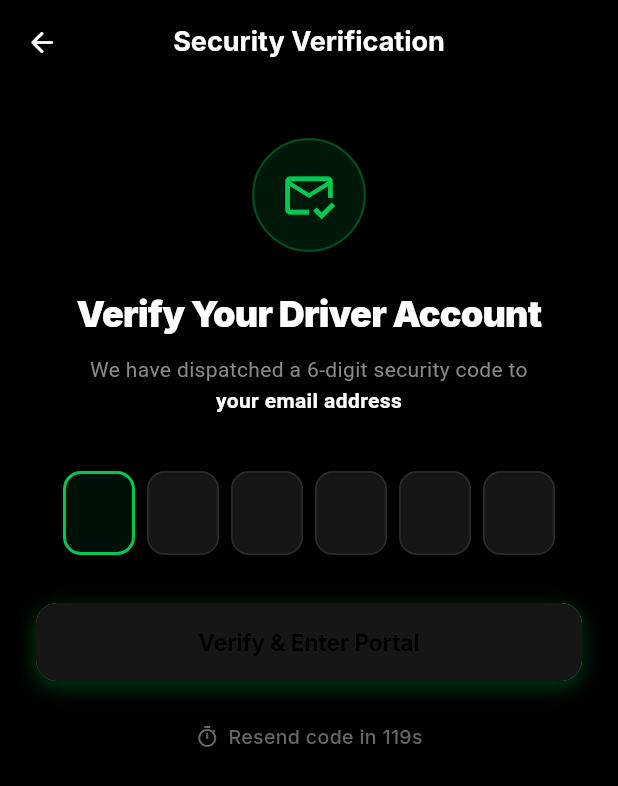
After one commit to SamyySwift/consult-app, a Flutter app: the DriverOtpScreen screen opened by its route, on a phone screen of 412 x 824 dp. The commit adds this screen. Shown: the top 786 px of the screen. Run offline on Flutter 3.47's test engine with Material 3 defaults, Android fonts, the phone set to English and light mode, and no system bars; drawn by our look-alikes of flutter_animate, pinput; our stand-ins replace dotted_border, flutter_dotenv, flutter_map, geolocator, go_router, google_fonts and 7 more; missing offline and left inert: record; accounts and stored records are empty.

Commit message:
feat: add OTP verification screen and authentication flow for drivers

```diff
--- a/consult_driver/lib/app.dart
+++ b/consult_driver/lib/app.dart
@@ -7,6 +7,7 @@ import 'features/auth/screens/splash_screen.dart';
 import 'features/auth/screens/onboarding_screen.dart';
 import 'features/auth/screens/login_screen.dart';
 import 'features/auth/screens/register_screen.dart';
+import 'features/auth/screens/otp_screen.dart';
 import 'features/shell/main_shell.dart';
 import 'features/dashboard/screens/dashboard_screen.dart';
 import 'features/jobs/screens/job_board_screen.dart';
@@ -32,6 +33,12 @@ final _router = GoRouter(
     GoRoute(
       path: AppRoutes.register,
       builder: (context, state) => const RegisterScreen(),
+    ),
+    GoRoute(
+      path: AppRoutes.otp,
+      builder: (context, state) => DriverOtpScreen(
+        email: state.uri.queryParameters['email'],
+      ),
     ),
     GoRoute(
       path: AppRoutes.activeJob,
--- a/consult_driver/lib/features/auth/providers/auth_provider.dart
+++ b/consult_driver/lib/features/auth/providers/auth_provider.dart
@@ -121,11 +121,15 @@ class AuthProvider extends ChangeNotifier {
   bool _isLoading = false;
   String? _errorMessage;
   bool _isAuthenticated = false;
+  String? _pendingEmail;
+  bool _needsOtp = false;
 
   DriverModel? get driver => _driver;
   bool get isLoading => _isLoading;
   String? get errorMessage => _errorMessage;
   bool get isAuthenticated => _isAuthenticated;
+  String? get pendingEmail => _pendingEmail;
+  bool get needsOtp => _needsOtp;
 
   AuthProvider() {
     _initSession();
@@ -176,6 +180,16 @@ class AuthProvider extends ChangeNotifier {
         'password': password,
       });
 
+      if (res.data != null && (res.data as Map<String, dynamic>)['requiresOtp'] == true) {
+        _pendingEmail = email.trim();
+        _needsOtp = true;
+        _errorMessage = (res.data as Map<String, dynamic>)['error'] ??
+            'Verification required. Code sent to your email.';
+        _isLoading = false;
+        notifyListeners();
+        return false;
+      }
+
       if (res.isSuccess && res.data != null) {
         final data = res.data as Map<String, dynamic>;
         final token = data['token'] as String?;
@@ -201,6 +215,8 @@ class AuthProvider extends ChangeNotifier {
           }
         }
 
+        _pendingEmail = null;
+        _needsOtp = false;
         _isAuthenticated = true;
         _isLoading = false;
         notifyListeners();
@@ -246,6 +262,15 @@ class AuthProvider extends ChangeNotifier {
 
       if (res.isSuccess && res.data != null) {
         final data = res.data as Map<String, dynamic>;
+
+        if (data['requiresOtp'] == true) {
+          _pendingEmail = email.trim();
+          _needsOtp = true;
+          _isLoading = false;
+          notifyListeners();
+          return true;
+        }
+
         final token = data['token'] as String?;
         await ApiClient.instance.setToken(token);
 
@@ -280,14 +305,89 @@ class AuthProvider extends ChangeNotifier {
     return false;
   }
 
-  Future<bool> verifyOtp(String otp) async {
+  Future<bool> verifyOtp(String otp, {String? email}) async {
     _isLoading = true;
+    _errorMessage = null;
     notifyListeners();
-    await Future.delayed(const Duration(milliseconds: 600));
-    final success = otp.length == 6;
+
+    final targetEmail = (email ?? _pendingEmail ?? _driver?.email ?? '').trim();
+    if (targetEmail.isEmpty) {
+      _errorMessage = 'No email associated with this verification attempt';
+      _isLoading = false;
+      notifyListeners();
+      return false;
+    }
+
+    try {
+      final res = await ApiClient.instance.post('/api/driver/verify-otp', {
+        'email': targetEmail,
+        'otp': otp.trim(),
+      });
+
+      if (res.isSuccess && res.data != null) {
+        final data = res.data as Map<String, dynamic>;
+        final token = data['token'] as String?;
+        await ApiClient.instance.setToken(token);
+
+        if (data['driver'] != null) {
+          _driver = DriverModel.fromJson(data['driver'] as Map<String, dynamic>);
+        }
+
+        final prefs = await SharedPreferences.getInstance();
+        await prefs.setBool('driver_logged_in', true);
+        if (_driver != null) {
+          await prefs.setString('driver_id', _driver!.id);
+          await prefs.setString('driver_email', _driver!.email);
+          await prefs.setString('driver_first_name', _driver!.firstName);
+          await prefs.setString('driver_last_name', _driver!.lastName);
+          await prefs.setString('driver_phone', _driver!.phone);
+          if (_driver!.licenseNumber != null) {
+            await prefs.setString('driver_license', _driver!.licenseNumber!);
+          }
+          if (_driver!.vehiclePlate != null) {
+            await prefs.setString('driver_plate', _driver!.vehiclePlate!);
+          }
+        }
+
+        _pendingEmail = null;
+        _needsOtp = false;
+        _isAuthenticated = true;
+        _isLoading = false;
+        notifyListeners();
+        return true;
+      } else {
+        _errorMessage = res.errorMessage ?? 'Invalid verification code';
+      }
+    } catch (e) {
+      debugPrint('Driver OTP verify error: $e');
+      _errorMessage = e.toString();
+    }
+
     _isLoading = false;
     notifyListeners();
-    return success;
+    return false;
+  }
+
+  Future<bool> resendOtp(String email) async {
+    _isLoading = true;
+    _errorMessage = null;
+    notifyListeners();
+
+    try {
+      final res = await ApiClient.instance.post('/api/driver/resend-otp', {
+        'email': email.trim(),
+      });
+
+      _isLoading = false;
+      notifyListeners();
+      return res.isSuccess;
+    } catch (e) {
+      debugPrint('Driver resend OTP error: $e');
+      _errorMessage = e.toString();
+      _isLoading = false;
+      notifyListeners();
+      return false;
+    }
   }
 
   Future<void> logout() async {
--- a/consult_driver/lib/features/auth/screens/login_screen.dart
+++ b/consult_driver/lib/features/auth/screens/login_screen.dart
@@ -43,6 +43,11 @@ class _LoginScreenState extends State<LoginScreen> {
     if (success) {
       context.go(AppRoutes.dashboard);
     } else {
+      if (auth.needsOtp) {
+        final email = _emailController.text.trim();
+        context.go('${AppRoutes.otp}?email=${Uri.encodeComponent(email)}');
+        return;
+      }
       ScaffoldMessenger.of(context).showSnackBar(
         SnackBar(
           backgroundColor: const Color(0xFF1E1E1E),
--- /dev/null
+++ b/consult_driver/lib/features/auth/screens/otp_screen.dart
@@ -0,0 +1,323 @@
+import 'dart:async';
+import 'package:flutter/material.dart';
+import 'package:go_router/go_router.dart';
+import 'package:provider/provider.dart';
+import 'package:pinput/pinput.dart';
+import 'package:flutter_animate/flutter_animate.dart';
+import 'package:google_fonts/google_fonts.dart';
+import '../../../core/constants/app_constants.dart';
+import '../../../core/theme/driver_colors.dart';
+import '../../../core/widgets/driver_button.dart';
+import '../providers/auth_provider.dart';
+
+class DriverOtpScreen extends StatefulWidget {
+  final String? email;
+
+  const DriverOtpScreen({
+    super.key,
+    this.email,
+  });
+
+  @override
+  State<DriverOtpScreen> createState() => _DriverOtpScreenState();
+}
+
+class _DriverOtpScreenState extends State<DriverOtpScreen> {
+  String _otp = '';
+  int _secondsLeft = AppConstants.otpTimeout;
+  Timer? _timer;
+  bool _canResend = false;
+
+  String _getDestination(AuthProvider auth) {
+    if (widget.email != null && widget.email!.trim().isNotEmpty) {
+      return widget.email!.trim();
+    }
+    if (auth.pendingEmail != null && auth.pendingEmail!.trim().isNotEmpty) {
+      return auth.pendingEmail!.trim();
+    }
+    if (auth.driver?.email != null && auth.driver!.email.trim().isNotEmpty) {
+      return auth.driver!.email.trim();
+    }
+    return 'your email address';
+  }
+
+  @override
+  void initState() {
+    super.initState();
+    _startTimer();
+  }
+
+  @override
+  void dispose() {
+    _timer?.cancel();
+    super.dispose();
+  }
+
+  void _startTimer() {
+    _secondsLeft = AppConstants.otpTimeout;
+    _canResend = false;
+    _timer?.cancel();
+    _timer = Timer.periodic(const Duration(seconds: 1), (t) {
+      if (_secondsLeft == 0) {
+        t.cancel();
+        if (mounted) setState(() => _canResend = true);
+      } else {
+        if (mounted) setState(() => _secondsLeft--);
+      }
+    });
+  }
+
+  Future<void> _verify() async {
+    if (_otp.length != 6) return;
+    final auth = context.read<AuthProvider>();
+    final destination = _getDestination(auth);
+
+    final success = await auth.verifyOtp(
+      _otp,
+      email: destination.contains('@') ? destination : null,
+    );
+
+    if (!mounted) return;
+
+    if (success) {
+      context.go(AppRoutes.dashboard);
+    } else {
+      ScaffoldMessenger.of(context).showSnackBar(
+        SnackBar(
+          content: Text(
+            auth.errorMessage ?? 'Invalid verification code',
+            style: const TextStyle(color: Colors.white),
+          ),
+          backgroundColor: DriverColors.error,
+        ),
+      );
+    }
+  }
+
+  Future<void> _resendCode() async {
+    final auth = context.read<AuthProvider>();
+    final destination = _getDestination(auth);
+
+    if (!destination.contains('@')) {
+      ScaffoldMessenger.of(context).showSnackBar(
+        const SnackBar(
+          content: Text('No valid email found to resend code to.'),
+          backgroundColor: DriverColors.error,
+        ),
+      );
+      return;
+    }
+
+    _startTimer();
+    final success = await auth.resendOtp(destination);
+    if (!mounted) return;
+
+    if (success) {
+      ScaffoldMessenger.of(context).showSnackBar(
+        SnackBar(
+          content: Text('A fresh 6-digit code has been sent to $destination'),
+          backgroundColor: DriverColors.accent,
+        ),
+      );
+    } else {
+      ScaffoldMessenger.of(context).showSnackBar(
+        SnackBar(
+          content: Text(auth.errorMessage ?? 'Failed to resend code'),
+          backgroundColor: DriverColors.error,
+        ),
+      );
+    }
+  }
+
+  @override
+  Widget build(BuildContext context) {
+    final defaultPinTheme = PinTheme(
+      width: 48,
+      height: 56,
+      textStyle: GoogleFonts.inter(
+        fontSize: 22,
+        fontWeight: FontWeight.w800,
+        color: Colors.white,
+      ),
+      decoration: BoxDecoration(
+        color: const Color(0xFF161616),
+        borderRadius: BorderRadius.circular(12),
+        border: Border.all(color: const Color(0xFF2A2A2A), width: 1.2),
+      ),
+    );
+
+    final focusedPinTheme = defaultPinTheme.copyWith(
+      decoration: defaultPinTheme.decoration!.copyWith(
+        border: Border.all(color: DriverColors.accent, width: 2),
+        color: DriverColors.accent.withValues(alpha: 0.08),
+      ),
+    );
+
+    final submittedPinTheme = defaultPinTheme.copyWith(
+      decoration: defaultPinTheme.decoration!.copyWith(
+        border: Border.all(color: DriverColors.accent.withValues(alpha: 0.5), width: 1.5),
+        color: const Color(0xFF1E1E1E),
+      ),
+    );
+
+    return Consumer<AuthProvider>(
+      builder: (context, auth, _) {
+        final destination = _getDestination(auth);
+
+        return Scaffold(
+          backgroundColor: Colors.black,
+          appBar: AppBar(
+            backgroundColor: Colors.black,
+            elevation: 0,
+            leading: IconButton(
+              icon: const Icon(Icons.arrow_back_rounded, color: Colors.white),
+              onPressed: () => context.go(AppRoutes.login),
+            ),
+            title: const Text(
+              'Security Verification',
+              style: TextStyle(
+                color: Colors.white,
+                fontWeight: FontWeight.w700,
+                fontSize: 18,
+              ),
+            ),
+          ),
+          body: SafeArea(
+            child: SingleChildScrollView(
+              padding: const EdgeInsets.symmetric(horizontal: 24, vertical: 16),
+              child: Column(
+                crossAxisAlignment: CrossAxisAlignment.center,
+                children: [
+                  const SizedBox(height: 20),
+
+                  // Hero Icon
+                  Container(
+                    width: 76,
+                    height: 76,
+                    decoration: BoxDecoration(
+                      color: DriverColors.accent.withValues(alpha: 0.12),
+                      shape: BoxShape.circle,
+                      border: Border.all(color: DriverColors.accent.withValues(alpha: 0.3), width: 1.5),
+                    ),
+                    child: const Icon(
+                      Icons.mark_email_read_outlined,
+                      size: 38,
+                      color: DriverColors.accent,
+                    ),
+                  ).animate().scale(duration: 400.ms, curve: Curves.easeOutBack),
+
+                  const SizedBox(height: 24),
+
+                  const Text(
+                    'Verify Your Driver Account',
+                    style: TextStyle(
+                      fontSize: 24,
+                      fontWeight: FontWeight.w900,
+                      color: Colors.white,
+                      letterSpacing: -0.5,
+                    ),
+                    textAlign: TextAlign.center,
+                  ).animate(delay: 100.ms).fadeIn().slideY(begin: 0.1),
+
+                  const SizedBox(height: 10),
+
+                  Text.rich(
+                    TextSpan(
+                      text: 'We have dispatched a 6-digit security code to\n',
+                      style: const TextStyle(
+                        fontSize: 14,
+                        color: Color(0xFF888888),
+                        height: 1.5,
+                      ),
+                      children: [
+                        TextSpan(
+                          text: destination,
+                          style: const TextStyle(
+                            color: Colors.white,
+                            fontWeight: FontWeight.w700,
+                          ),
+                        ),
+                      ],
+                    ),
+                    textAlign: TextAlign.center,
+                  ).animate(delay: 200.ms).fadeIn(),
+
+                  const SizedBox(height: 36),
+
+                  // Pin Input
+                  Pinput(
+                    length: 6,
+                    defaultPinTheme: defaultPinTheme,
+                    focusedPinTheme: focusedPinTheme,
+                    submittedPinTheme: submittedPinTheme,
+                    autofocus: true,
+                    onChanged: (v) => setState(() => _otp = v),
+                    onCompleted: (_) => _verify(),
+                    keyboardType: TextInputType.number,
+                  ).animate(delay: 250.ms).fadeIn().scale(),
+
+                  const SizedBox(height: 32),
+
+                  // Verify Button
+                  DriverButton(
+                    label: 'Verify & Enter Portal',
+                    onPressed: (_otp.length == 6 && !auth.isLoading) ? _verify : null,
+                    isLoading: auth.isLoading,
+                  ).animate(delay: 300.ms).fadeIn().slideY(begin: 0.1),
+
+                  const SizedBox(height: 28),
+
+                  // Resend Timer / Action
+                  if (_canResend) ...[
+                    Row(
+                      mainAxisAlignment: MainAxisAlignment.center,
+                      children: [
+                        const Text(
+                          "Didn't receive the code? ",
+                          style: TextStyle(color: Color(0xFF777777), fontSize: 14),
+                        ),
+                        GestureDetector(
+                          onTap: auth.isLoading ? null : _resendCode,
+                          child: const Text(
+                            'Resend Code',
+                            style: TextStyle(
+                              color: DriverColors.accent,
+                              fontWeight: FontWeight.w700,
+                              fontSize: 14,
+                            ),
+                          ),
+                        ),
+                      ],
+                    ).animate().fadeIn(),
+                  ] else ...[
+                    Row(
+                      mainAxisAlignment: MainAxisAlignment.center,
+                      children: [
+                        const Icon(
+                          Icons.timer_outlined,
+                          size: 16,
+                          color: Color(0xFF666666),
+                        ),
+                        const SizedBox(width: 6),
+                        Text(
+                          'Resend code in ${_secondsLeft}s',
+                          style: const TextStyle(
+                            color: Color(0xFF666666),
+                            fontSize: 13,
+                            fontWeight: FontWeight.w500,
+                          ),
+                        ),
+                      ],
+                    ).animate().fadeIn(),
+                  ],
+
+                  const SizedBox(height: 40),
+                ],
+              ),
+            ),
+          ),
+        );
+      },
+    );
+  }
+}
--- a/consult_driver/lib/features/auth/screens/register_screen.dart
+++ b/consult_driver/lib/features/auth/screens/register_screen.dart
@@ -49,7 +49,12 @@ class _RegisterScreenState extends State<RegisterScreen> {
     if (!mounted) return;
 
     if (success) {
-      context.go(AppRoutes.dashboard);
+      if (auth.needsOtp) {
+        final email = _emailController.text.trim();
+        context.go('${AppRoutes.otp}?email=${Uri.encodeComponent(email)}');
+      } else {
+        context.go(AppRoutes.dashboard);
+      }
     } else {
       ScaffoldMessenger.of(context).showSnackBar(
         SnackBar(
```
Also changed, not shown: 3 other files.
